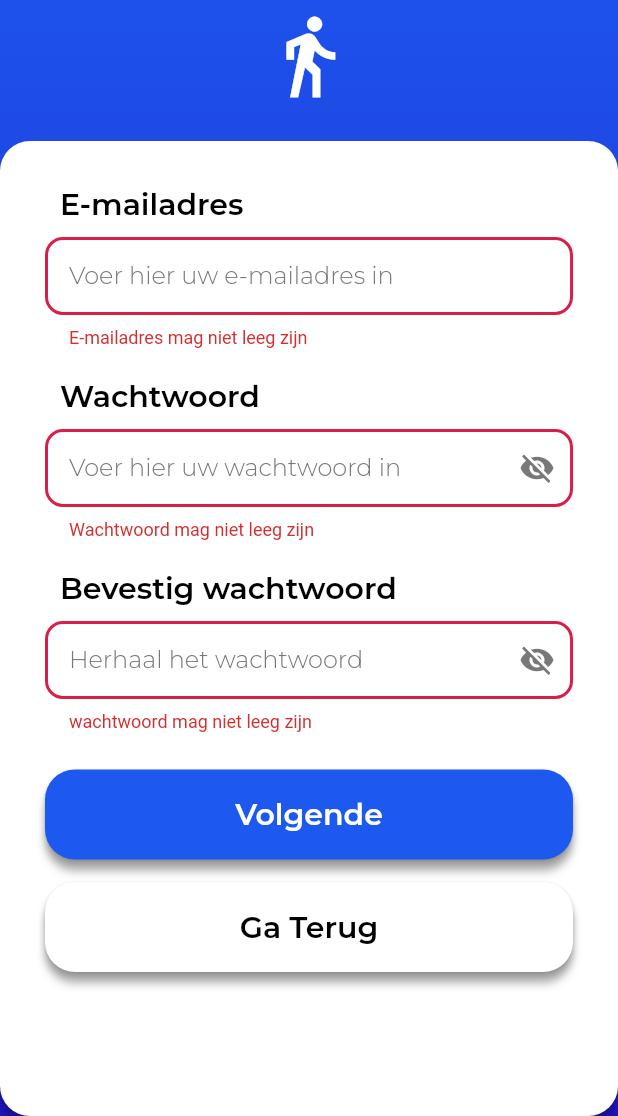
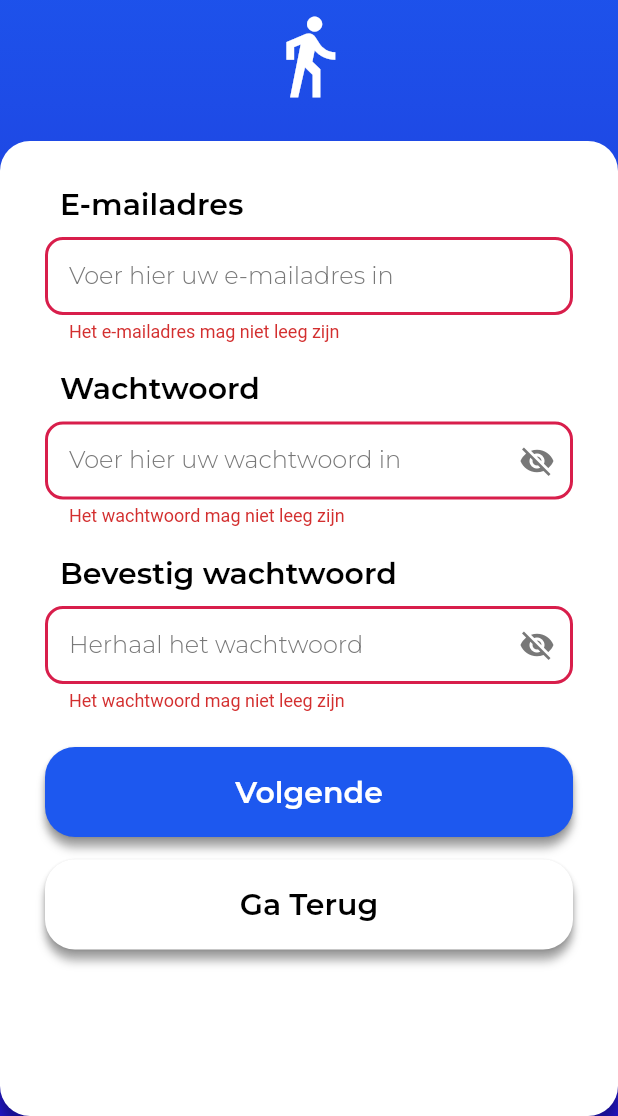
Before and after one commit to DwarfNinja/loopsnelheid-app, a Flutter app: the RegisterBasics screen opened directly, after a tap on "Volgende", on a phone screen of 412 x 824 dp, the part 120-1236 px from its top. Run offline on Flutter 3.47's test engine with Material 2 defaults, Android fonts, the phone set to English and light mode, and no system bars; our stand-ins replace device_info_plus, fl_chart, flutter_dotenv, flutter_switch, geolocator, google_fonts and 4 more; missing offline and left inert: flutter_background_service, flutter_background_service_android; accounts and stored records are empty; network calls fail.

Commit message:
Fix: wrong error messages inputfield
Clean-up CheckboxLine

```diff
--- a/lib/widgets/register/checkbox_line.dart
+++ b/lib/widgets/register/checkbox_line.dart
@@ -21,9 +21,6 @@ class CheckboxLineState extends State<CheckboxLine> {
   @override
   Widget build(BuildContext context) {
 
-    print("value " +  widget.value.toString());
-    print("submitted " +  widget.submitted.toString());
-
     return Row(
       children: [
         SizedBox(
@@ -40,7 +37,10 @@ class CheckboxLineState extends State<CheckboxLine> {
             ),
           ),
         ),
-        Text(widget.text, style: app_theme.textTheme.bodyText2!.copyWith(fontSize: 13, color: widget.value || (!widget.value && !widget.submitted) || (widget.value && widget.submitted) ? widget.textColor : app_theme.red))
+        Text(widget.text,
+            style: app_theme.textTheme.bodyText2!.copyWith(
+                fontSize: 13,
+                color: widget.value || (!widget.value && !widget.submitted) || (widget.value && widget.submitted) ? widget.textColor : app_theme.red))
       ]
     );
   }
--- a/lib/widgets/register/input_field.dart
+++ b/lib/widgets/register/input_field.dart
@@ -83,6 +83,7 @@ class _InputFieldState extends State<InputField> {
           maxLines: 1,
           obscureText: !widget.private ? false : !textVisible,
           decoration: InputDecoration(
+            errorStyle: const TextStyle(height: 0.75),
             contentPadding: const EdgeInsets.all(16.0),
             border: const OutlineInputBorder(
               borderSide: BorderSide(width: 2, color: app_theme.grey),
@@ -116,13 +117,13 @@ class _InputFieldState extends State<InputField> {
             }
 
             if (value == null || value.isEmpty) {
-              return formattedWidgetText + " mag niet leeg zijn";
+              return "Het " + formattedWidgetText.toLowerCase() + " mag niet leeg zijn";
             }
             if (widget.minLength != null && value.characters.length < widget.minLength!) {
               return "Het " + formattedWidgetText.toLowerCase() + " moet minimaal " + widget.minLength!.toString() + " characters lang zijn";
             }
             if (widget.mustBeSameAsText != null && !textTheSame) {
-              return "De " + formattedWidgetText  + "en moeten hetzelfde zijn";
+              return "De " + formattedWidgetText.toLowerCase()  + "en moeten hetzelfde zijn";
             }
             if (widget.validatorFunction != null) {
               return widget.validatorFunction!.build(value);
```
